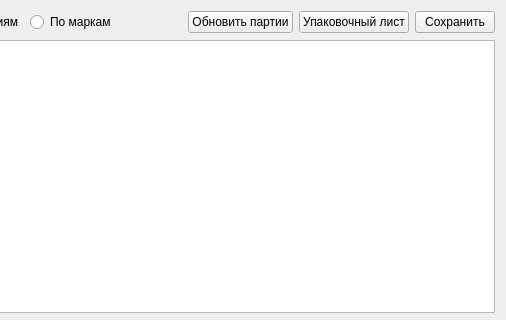
Sergeyego/warehouse, file formbalance.ui: the form before one commit; both pictures show x 497 to 1003 and y 0 to 320 of the 1003 by 613 pixel window.
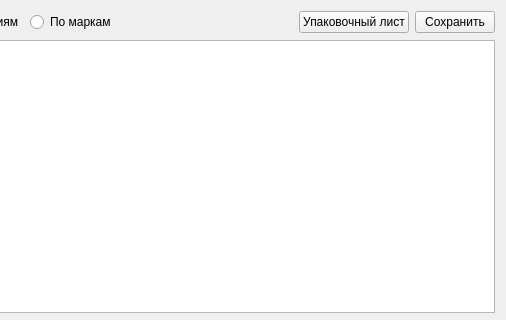
The form after the commit. Custom widgets are drawn as their Qt base class.

Patch:
```diff
--- a/formbalance.ui
+++ b/formbalance.ui
@@ -90,13 +90,6 @@
        </property>
       </spacer>
      </item>
-     <item>
-      <widget class="QPushButton" name="pushButtonUpdPart">
-       <property name="text">
-        <string>Обновить партии</string>
-       </property>
-      </widget>
-     </item>
      <item>
       <widget class="QPushButton" name="pushButtonPackList">
        <property name="enabled">
```
Left out of the diff: 6 changed lines with no effect on the pictures.
